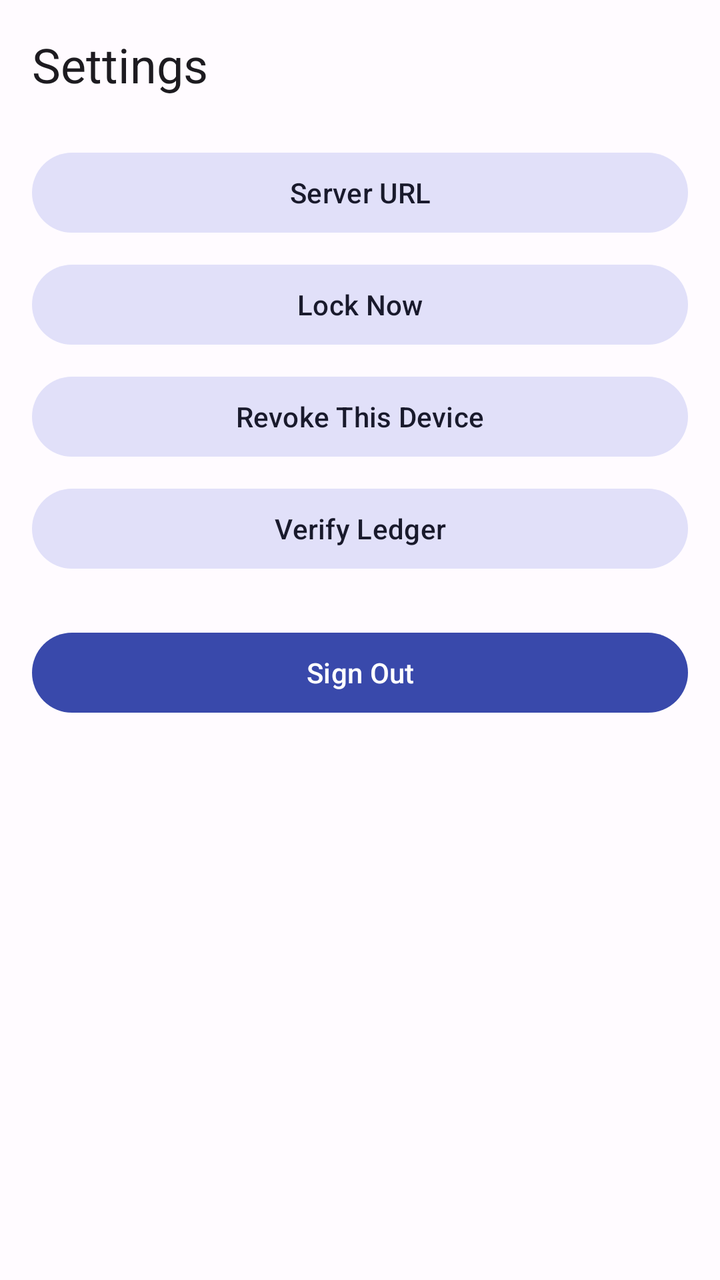
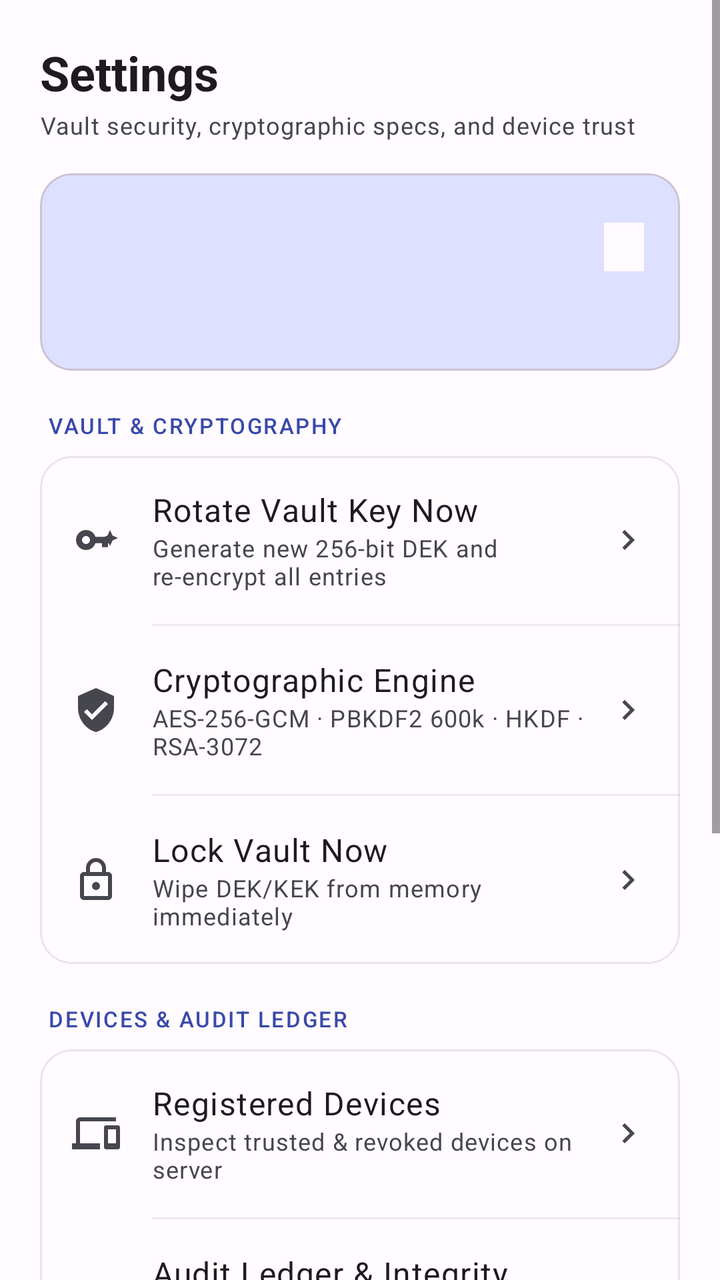

Compare the two renders of this Android layout. The source of the first and the diff that turns it into the second are given below.
<!-- AndroidManifest.xml: application theme Theme.KeyFort -->
<!-- res/layout/fragment_settings.xml -->
<?xml version="1.0" encoding="utf-8"?>
<ScrollView xmlns:android="http://schemas.android.com/apk/res/android"
    android:layout_width="match_parent"
    android:layout_height="match_parent">

    <LinearLayout
        android:layout_width="match_parent"
        android:layout_height="wrap_content"
        android:orientation="vertical"
        android:padding="16dp">

        <com.google.android.material.textview.MaterialTextView
            android:layout_width="wrap_content"
            android:layout_height="wrap_content"
            android:text="@string/tab_settings"
            android:textAppearance="?attr/textAppearanceHeadlineSmall"
            android:layout_marginBottom="24dp" />

        <com.google.android.material.button.MaterialButton
            android:id="@+id/btn_server_url"
            android:layout_width="match_parent"
            android:layout_height="wrap_content"
            android:text="@string/server_url"
            android:layout_marginBottom="8dp"
            style="@style/Widget.Material3.Button.TonalButton" />

        <com.google.android.material.button.MaterialButton
            android:id="@+id/btn_lock_now"
            android:layout_width="match_parent"
            android:layout_height="wrap_content"
            android:text="@string/lock_now"
            android:layout_marginBottom="8dp"
            style="@style/Widget.Material3.Button.TonalButton" />

        <com.google.android.material.button.MaterialButton
            android:id="@+id/btn_revoke_device"
            android:layout_width="match_parent"
            android:layout_height="wrap_content"
            android:text="@string/revoke_device"
            android:layout_marginBottom="8dp"
            style="@style/Widget.Material3.Button.TonalButton" />

        <com.google.android.material.button.MaterialButton
            android:id="@+id/btn_verify_ledger"
            android:layout_width="match_parent"
            android:layout_height="wrap_content"
            android:text="@string/verify_ledger"
            android:layout_marginBottom="8dp"
            style="@style/Widget.Material3.Button.TonalButton" />

        <com.google.android.material.button.MaterialButton
            android:id="@+id/btn_sign_out"
            android:layout_width="match_parent"
            android:layout_height="wrap_content"
            android:text="@string/sign_out"
            android:layout_marginTop="16dp" />

    </LinearLayout>
</ScrollView>
<!-- resources referenced by this layout -->
<resources>
  <string name="lock_now">Lock Now</string>
  <string name="server_url">Server URL</string>
  <string name="verify_ledger">Verify Ledger</string>
  <!-- unchanged entries left out for length: 30 -->
</resources>

<!-- the commit's change to res/layout/fragment_settings.xml (unified diff, before → after) -->
@@ -1,59 +1,519 @@
 <?xml version="1.0" encoding="utf-8"?>
 <ScrollView xmlns:android="http://schemas.android.com/apk/res/android"
+    xmlns:app="http://schemas.android.com/apk/res-auto"
     android:layout_width="match_parent"
-    android:layout_height="match_parent">
+    android:layout_height="match_parent"
+    android:fillViewport="true">
 
     <LinearLayout
         android:layout_width="match_parent"
         android:layout_height="wrap_content"
         android:orientation="vertical"
-        android:padding="16dp">
+        android:padding="20dp"
+        android:paddingBottom="32dp">
 
         <com.google.android.material.textview.MaterialTextView
             android:layout_width="wrap_content"
             android:layout_height="wrap_content"
             android:text="@string/tab_settings"
             android:textAppearance="?attr/textAppearanceHeadlineSmall"
-            android:layout_marginBottom="24dp" />
-
-        <com.google.android.material.button.MaterialButton
-            android:id="@+id/btn_server_url"
+            android:textStyle="bold" />
+
+        <com.google.android.material.textview.MaterialTextView
+            android:layout_width="wrap_content"
+            android:layout_height="wrap_content"
+            android:text="@string/settings_subtitle"
+            android:textAppearance="?attr/textAppearanceBodySmall"
+            android:textColor="?attr/colorOnSurfaceVariant"
+            android:layout_marginTop="2dp"
+            android:layout_marginBottom="16dp" />
+
+        
+        <com.google.android.material.card.MaterialCardView
             android:layout_width="match_parent"
             android:layout_height="wrap_content"
-            android:text="@string/server_url"
-            android:layout_marginBottom="8dp"
-            style="@style/Widget.Material3.Button.TonalButton" />
-
-        <com.google.android.material.button.MaterialButton
-            android:id="@+id/btn_lock_now"
+            android:layout_marginBottom="20dp"
+            app:cardCornerRadius="16dp"
+            app:cardElevation="0dp"
+            app:cardBackgroundColor="?attr/colorPrimaryContainer">
+
+            <LinearLayout
+                android:layout_width="match_parent"
+                android:layout_height="wrap_content"
+                android:orientation="vertical"
+                android:padding="18dp">
+
+                <LinearLayout
+                    android:layout_width="match_parent"
+                    android:layout_height="wrap_content"
+                    android:orientation="horizontal"
+                    android:gravity="center_vertical">
+
+                    <LinearLayout
+                        android:layout_width="0dp"
+                        android:layout_height="wrap_content"
+                        android:layout_weight="1"
+                        android:orientation="vertical">
+
+                        <TextView
+                            android:id="@+id/tv_settings_user"
+                            android:layout_width="wrap_content"
+                            android:layout_height="wrap_content"
+                            android:textAppearance="?attr/textAppearanceTitleMedium"
+                            android:textStyle="bold"
+                            android:textColor="?attr/colorOnPrimaryContainer" />
+
+                        <TextView
+                            android:id="@+id/tv_settings_device"
+                            android:layout_width="wrap_content"
+                            android:layout_height="wrap_content"
+                            android:textAppearance="?attr/textAppearanceBodySmall"
+                            android:fontFamily="monospace"
+                            android:textColor="?attr/colorOnPrimaryContainer"
+                            android:alpha="0.8" />
+                    </LinearLayout>
+
+                    <TextView
+                        android:id="@+id/tv_settings_key_version"
+                        android:layout_width="wrap_content"
+                        android:layout_height="wrap_content"
+                        android:background="?attr/colorSurface"
+                        android:textColor="?attr/colorPrimary"
+                        android:paddingStart="10dp"
+                        android:paddingEnd="10dp"
+                        android:paddingTop="4dp"
+                        android:paddingBottom="4dp"
+                        android:fontFamily="monospace"
+                        android:textStyle="bold"
+                        android:textAppearance="?attr/textAppearanceLabelMedium" />
+                </LinearLayout>
+
+                <TextView
+                    android:id="@+id/tv_settings_bio_status"
+                    android:layout_width="wrap_content"
+                    android:layout_height="wrap_content"
+                    android:layout_marginTop="10dp"
+                    android:textAppearance="?attr/textAppearanceLabelSmall"
+                    android:textColor="?attr/colorOnPrimaryContainer"
+                    android:alpha="0.85" />
+            </LinearLayout>
+        </com.google.android.material.card.MaterialCardView>
+
+        
+        <TextView
+            android:layout_width="wrap_content"
+            android:layout_height="wrap_content"
+            android:text="@string/section_vault_crypto"
+            android:textAppearance="?attr/textAppearanceLabelSmall"
+            android:textColor="?attr/colorPrimary"
+            android:letterSpacing="0.08"
+            android:layout_marginStart="4dp"
+            android:layout_marginBottom="8dp" />
+
+        <com.google.android.material.card.MaterialCardView
             android:layout_width="match_parent"
             android:layout_height="wrap_content"
-            android:text="@string/lock_now"
-            android:layout_marginBottom="8dp"
-            style="@style/Widget.Material3.Button.TonalButton" />
-
-        <com.google.android.material.button.MaterialButton
-            android:id="@+id/btn_revoke_device"
+            android:layout_marginBottom="20dp"
+            app:cardCornerRadius="16dp"
+            app:cardElevation="0dp"
+            app:cardBackgroundColor="?attr/colorSurface"
+            app:strokeWidth="1dp"
+            app:strokeColor="#2A777680">
+
+            <LinearLayout
+                android:layout_width="match_parent"
+                android:layout_height="wrap_content"
+                android:orientation="vertical">
+
+                <LinearLayout
+                    android:id="@+id/row_rotate_key"
+                    android:layout_width="match_parent"
+                    android:layout_height="wrap_content"
+                    android:minHeight="64dp"
+                    android:padding="16dp"
+                    android:orientation="horizontal"
+                    android:gravity="center_vertical"
+                    android:clickable="true"
+                    android:focusable="true"
+                    android:background="?attr/selectableItemBackground">
+
+                    <ImageView
+                        android:layout_width="24dp"
+                        android:layout_height="24dp"
+                        android:layout_marginEnd="16dp"
+                        android:src="@drawable/ic_key_rotate"
+                        android:contentDescription="@string/rotate_key_now" />
+
+                    <LinearLayout
+                        android:layout_width="0dp"
+                        android:layout_height="wrap_content"
+                        android:layout_weight="1"
+                        android:orientation="vertical">
+                        <TextView
+                            android:layout_width="wrap_content"
+                            android:layout_height="wrap_content"
+                            android:text="@string/rotate_key_now"
+                            android:textAppearance="?attr/textAppearanceBodyLarge" />
+                        <TextView
+                            android:layout_width="wrap_content"
+                            android:layout_height="wrap_content"
+                            android:text="@string/rotate_key_subtitle"
+                            android:textAppearance="?attr/textAppearanceBodySmall"
+                            android:textColor="?attr/colorOnSurfaceVariant" />
+                    </LinearLayout>
+
+                    <ImageView
+                        android:layout_width="20dp"
+                        android:layout_height="20dp"
+                        android:src="@drawable/ic_chevron_right"
+                        android:importantForAccessibility="no" />
+                </LinearLayout>
+
+                <View
+                    android:layout_width="match_parent"
+                    android:layout_height="1dp"
+                    android:layout_marginStart="56dp"
+                    android:background="#1F777680" />
+
+                <LinearLayout
+                    android:id="@+id/row_crypto_specs"
+                    android:layout_width="match_parent"
+                    android:layout_height="wrap_content"
+                    android:minHeight="64dp"
+                    android:padding="16dp"
+                    android:orientation="horizontal"
+                    android:gravity="center_vertical"
+                    android:clickable="true"
+                    android:focusable="true"
+                    android:background="?attr/selectableItemBackground">
+
+                    <ImageView
+                        android:layout_width="24dp"
+                        android:layout_height="24dp"
+                        android:layout_marginEnd="16dp"
+                        android:src="@drawable/ic_shield_check"
+                        android:contentDescription="@string/crypto_specs" />
+
+                    <LinearLayout
+                        android:layout_width="0dp"
+                        android:layout_height="wrap_content"
+                        android:layout_weight="1"
+                        android:orientation="vertical">
+                        <TextView
+                            android:layout_width="wrap_content"
+                            android:layout_height="wrap_content"
+                            android:text="@string/crypto_specs"
+                            android:textAppearance="?attr/textAppearanceBodyLarge" />
+                        <TextView
+                            android:layout_width="wrap_content"
+                            android:layout_height="wrap_content"
+                            android:text="@string/crypto_specs_subtitle"
+                            android:textAppearance="?attr/textAppearanceBodySmall"
+                            android:textColor="?attr/colorOnSurfaceVariant" />
+                    </LinearLayout>
+
+                    <ImageView
+                        android:layout_width="20dp"
+                        android:layout_height="20dp"
+                        android:src="@drawable/ic_chevron_right"
+                        android:importantForAccessibility="no" />
+                </LinearLayout>
+
+                <View
+                    android:layout_width="match_parent"
+                    android:layout_height="1dp"
+                    android:layout_marginStart="56dp"
+                    android:background="#1F777680" />
+
+                <LinearLayout
+                    android:id="@+id/btn_lock_now"
+                    android:layout_width="match_parent"
+                    android:layout_height="wrap_content"
+                    android:minHeight="64dp"
+                    android:padding="16dp"
+                    android:orientation="horizontal"
+                    android:gravity="center_vertical"
+                    android:clickable="true"
+                    android:focusable="true"
+                    android:background="?attr/selectableItemBackground">
+
+                    <ImageView
+                        android:layout_width="24dp"
+                        android:layout_height="24dp"
+                        android:layout_marginEnd="16dp"
+                        android:src="@drawable/ic_lock_outline"
+                        android:contentDescription="@string/lock_now" />
+
+                    <LinearLayout
+                        android:layout_width="0dp"
+                        android:layout_height="wrap_content"
+                        android:layout_weight="1"
+                        android:orientation="vertical">
+                        <TextView
+                            android:layout_width="wrap_content"
+                            android:layout_height="wrap_content"
+                            android:text="@string/lock_now"
+                            android:textAppearance="?attr/textAppearanceBodyLarge" />
+                        <TextView
+                            android:layout_width="wrap_content"
+                            android:layout_height="wrap_content"
+                            android:text="@string/lock_now_subtitle"
+                            android:textAppearance="?attr/textAppearanceBodySmall"
+                            android:textColor="?attr/colorOnSurfaceVariant" />
+                    </LinearLayout>
+
+                    <ImageView
+                        android:layout_width="20dp"
+                        android:layout_height="20dp"
+                        android:src="@drawable/ic_chevron_right"
+                        android:importantForAccessibility="no" />
+                </LinearLayout>
+            </LinearLayout>
+        </com.google.android.material.card.MaterialCardView>
+
+        
+        <TextView
+            android:layout_width="wrap_content"
+            android:layout_height="wrap_content"
+            android:text="@string/section_devices_audit"
+            android:textAppearance="?attr/textAppearanceLabelSmall"
+            android:textColor="?attr/colorPrimary"
+            android:letterSpacing="0.08"
+            android:layout_marginStart="4dp"
+            android:layout_marginBottom="8dp" />
+
+        <com.google.android.material.card.MaterialCardView
             android:layout_width="match_parent"
             android:layout_height="wrap_content"
-            android:text="@string/revoke_device"
-            android:layout_marginBottom="8dp"
-            style="@style/Widget.Material3.Button.TonalButton" />
-
-        <com.google.android.material.button.MaterialButton
-            android:id="@+id/btn_verify_ledger"
+            android:layout_marginBottom="20dp"
+            app:cardCornerRadius="16dp"
+            app:cardElevation="0dp"
+            app:cardBackgroundColor="?attr/colorSurface"
+            app:strokeWidth="1dp"
+            app:strokeColor="#2A777680">
+
+            <LinearLayout
+                android:layout_width="match_parent"
+                android:layout_height="wrap_content"
+                android:orientation="vertical">
+
+                <LinearLayout
+                    android:id="@+id/row_connected_devices"
+                    android:layout_width="match_parent"
+                    android:layout_height="wrap_content"
+                    android:minHeight="64dp"
+                    android:padding="16dp"
+                    android:orientation="horizontal"
+                    android:gravity="center_vertical"
+                    android:clickable="true"
+                    android:focusable="true"
+                    android:background="?attr/selectableItemBackground">
+
+                    <ImageView
+                        android:layout_width="24dp"
+                        android:layout_height="24dp"
+                        android:layout_marginEnd="16dp"
+                        android:src="@drawable/ic_devices"
+                        android:contentDescription="@string/connected_devices" />
+
+                    <LinearLayout
+                        android:layout_width="0dp"
+                        android:layout_height="wrap_content"
+                        android:layout_weight="1"
+                        android:orientation="vertical">
+                        <TextView
+                            android:layout_width="wrap_content"
+                            android:layout_height="wrap_content"
+                            android:text="@string/connected_devices"
+                            android:textAppearance="?attr/textAppearanceBodyLarge" />
+                        <TextView
+                            android:layout_width="wrap_content"
+                            android:layout_height="wrap_content"
+                            android:text="@string/connected_devices_subtitle"
+                            android:textAppearance="?attr/textAppearanceBodySmall"
+                            android:textColor="?attr/colorOnSurfaceVariant" />
+                    </LinearLayout>
+
+                    <ImageView
+                        android:layout_width="20dp"
+                        android:layout_height="20dp"
+                        android:src="@drawable/ic_chevron_right"
+                        android:importantForAccessibility="no" />
+                </LinearLayout>
+
+                <View
+                    android:layout_width="match_parent"
+                    android:layout_height="1dp"
+                    android:layout_marginStart="56dp"
+                    android:background="#1F777680" />
+
+                <LinearLayout
+                    android:id="@+id/btn_verify_ledger"
+                    android:layout_width="match_parent"
+                    android:layout_height="wrap_content"
+                    android:minHeight="64dp"
+                    android:padding="16dp"
+                    android:orientation="horizontal"
+                    android:gravity="center_vertical"
+                    android:clickable="true"
+                    android:focusable="true"
+                    android:background="?attr/selectableItemBackground">
+
+                    <ImageView
+                        android:layout_width="24dp"
+                        android:layout_height="24dp"
+                        android:layout_marginEnd="16dp"
+                        android:src="@drawable/ic_history"
+                        android:contentDescription="@string/verify_ledger" />
+
+                    <LinearLayout
+                        android:layout_width="0dp"
+                        android:layout_height="wrap_content"
+                        android:layout_weight="1"
+                        android:orientation="vertical">
+                        <TextView
+                            android:layout_width="wrap_content"
+                            android:layout_height="wrap_content"
+                            android:text="@string/verify_ledger"
+                            android:textAppearance="?attr/textAppearanceBodyLarge" />
+                        <TextView
+                            android:layout_width="wrap_content"
+                            android:layout_height="wrap_content"
+                            android:text="@string/verify_ledger_subtitle"
+                            android:textAppearance="?attr/textAppearanceBodySmall"
+                            android:textColor="?attr/colorOnSurfaceVariant" />
+                    </LinearLayout>
+
+                    <ImageView
+                        android:layout_width="20dp"
+                        android:layout_height="20dp"
+                        android:src="@drawable/ic_chevron_right"
+                        android:importantForAccessibility="no" />
+                </LinearLayout>
+
+                <View
+                    android:layout_width="match_parent"
+                    android:layout_height="1dp"
+                    android:layout_marginStart="56dp"
+                    android:background="#1F777680" />
+
+                <LinearLayout
+                    android:id="@+id/btn_revoke_device"
+                    android:layout_width="match_parent"
+                    android:layout_height="wrap_content"
+                    android:minHeight="64dp"
+                    android:padding="16dp"
+                    android:orientation="horizontal"
+                    android:gravity="center_vertical"
+                    android:clickable="true"
+                    android:focusable="true"
+                    android:background="?attr/selectableItemBackground">
+
+                    <ImageView
+                        android:layout_width="24dp"
+                        android:layout_height="24dp"
+                        android:layout_marginEnd="16dp"
+                        android:src="@drawable/ic_devices"
+                        app:tint="?attr/colorError"
+                        android:contentDescription="@string/revoke_device" />
+
+                    <LinearLayout
+                        android:layout_width="0dp"
+                        android:layout_height="wrap_content"
+                        android:layout_weight="1"
+                        android:orientation="vertical">
+                        <TextView
+                            android:layout_width="wrap_content"
+                            android:layout_height="wrap_content"
+                            android:text="@string/revoke_device"
+                            android:textColor="?attr/colorError"
+                            android:textAppearance="?attr/textAppearanceBodyLarge" />
+                        <TextView
+                            android:layout_width="wrap_content"
+                            android:layout_height="wrap_content"
+                            android:text="@string/revoke_device_subtitle"
+                            android:textAppearance="?attr/textAppearanceBodySmall"
+                            android:textColor="?attr/colorOnSurfaceVariant" />
+                    </LinearLayout>
+                </LinearLayout>
+            </LinearLayout>
+        </com.google.android.material.card.MaterialCardView>
+
+        
+        <TextView
+            android:layout_width="wrap_content"
+            android:layout_height="wrap_content"
+            android:text="@string/section_connection"
+            android:textAppearance="?attr/textAppearanceLabelSmall"
+            android:textColor="?attr/colorPrimary"
+            android:letterSpacing="0.08"
+            android:layout_marginStart="4dp"
+            android:layout_marginBottom="8dp" />
+
+        <com.google.android.material.card.MaterialCardView
             android:layout_width="match_parent"
             android:layout_height="wrap_content"
-            android:text="@string/verify_ledger"
-            android:layout_marginBottom="8dp"
-            style="@style/Widget.Material3.Button.TonalButton" />
+            android:layout_marginBottom="20dp"
+            app:cardCornerRadius="16dp"
+            app:cardElevation="0dp"
+            app:cardBackgroundColor="?attr/colorSurface"
+            app:strokeWidth="1dp"
+            app:strokeColor="#2A777680">
+
+            <LinearLayout
+                android:id="@+id/btn_server_url"
+                android:layout_width="match_parent"
+                android:layout_height="wrap_content"
+                android:minHeight="64dp"
+                android:padding="16dp"
+                android:orientation="horizontal"
+                android:gravity="center_vertical"
+                android:clickable="true"
+                android:focusable="true"
+                android:background="?attr/selectableItemBackground">
+
+                <ImageView
+                    android:layout_width="24dp"
+                    android:layout_height="24dp"
+                    android:layout_marginEnd="16dp"
+                    android:src="@drawable/ic_server"
+                    android:contentDescription="@string/server_url" />
+
+                <LinearLayout
+                    android:layout_width="0dp"
+                    android:layout_height="wrap_content"
+                    android:layout_weight="1"
+                    android:orientation="vertical">
+                    <TextView
+                        android:layout_width="wrap_content"
+                        android:layout_height="wrap_content"
+                        android:text="@string/server_url"
+                        android:textAppearance="?attr/textAppearanceBodyLarge" />
+                    <TextView
+                        android:id="@+id/tv_current_server_url"
+                        android:layout_width="wrap_content"
+                        android:layout_height="wrap_content"
+                        android:fontFamily="monospace"
+                        android:textAppearance="?attr/textAppearanceBodySmall"
+                        android:textColor="?attr/colorOnSurfaceVariant" />
+                </LinearLayout>
+
+                <ImageView
+                    android:layout_width="20dp"
+                    android:layout_height="20dp"
+                    android:src="@drawable/ic_chevron_right"
+                    android:importantForAccessibility="no" />
+            </LinearLayout>
+        </com.google.android.material.card.MaterialCardView>
 
         <com.google.android.material.button.MaterialButton
             android:id="@+id/btn_sign_out"
+            style="@style/Widget.Material3.Button.OutlinedButton"
             android:layout_width="match_parent"
-            android:layout_height="wrap_content"
+            android:layout_height="52dp"
             android:text="@string/sign_out"
-            android:layout_marginTop="16dp" />
+            android:textColor="?attr/colorError"
+            app:strokeColor="?attr/colorError" />
 
     </LinearLayout>
 </ScrollView>
<!-- resource entries referenced after the edit -->
@@ -1,8 +1,98 @@
 <!-- resources referenced by this layout -->
 <resources>
-  <string name="lock_now">Lock Now</string>
-  <string name="server_url">Server URL</string>
-  <string name="verify_ledger">Verify Ledger</string>
+  <!-- drawable ic_chevron_right (drawable) -->
+  <?xml version="1.0" encoding="utf-8"?>
+  <vector xmlns:android="http://schemas.android.com/apk/res/android"
+      android:width="20dp"
+      android:height="20dp"
+      android:viewportWidth="24"
+      android:viewportHeight="24">
+      <path
+          android:fillColor="?attr/colorOnSurfaceVariant"
+          android:pathData="M10,6L8.59,7.41 13.17,12l-4.58,4.59L10,18l6,-6z" />
+  </vector>
+  <!-- drawable ic_devices (drawable) -->
+  <?xml version="1.0" encoding="utf-8"?>
+  <vector xmlns:android="http://schemas.android.com/apk/res/android"
+      android:width="24dp"
+      android:height="24dp"
+      android:viewportWidth="24"
+      android:viewportHeight="24">
+      <path
+          android:fillColor="?attr/colorOnSurfaceVariant"
+          android:pathData="M4,6h18V4H4c-1.1,0 -2,0.9 -2,2v11H0v3h14v-3H4V6zM23,8h-6c-0.55,0 -1,0.45 -1,1v10c0,0.55 0.45,1 1,1h6c0.55,0 1,-0.45 1,-1V9c0,-0.55 -0.45,-1 -1,-1zM22,17h-4v-7h4v7z" />
+  </vector>
+  <!-- drawable ic_history (drawable) -->
+  <?xml version="1.0" encoding="utf-8"?>
+  <vector xmlns:android="http://schemas.android.com/apk/res/android"
+      android:width="24dp"
+      android:height="24dp"
+      android:viewportWidth="24"
+      android:viewportHeight="24">
+      <path
+          android:fillColor="?attr/colorOnSurfaceVariant"
+          android:pathData="M13,3c-4.97,0 -9,4.03 -9,9H1l3.89,3.89 0.07,0.14L9,12H6c0,-3.87 3.13,-7 7,-7s7,3.13 7,7 -3.13,7 -7,7c-1.93,0 -3.68,-0.79 -4.94,-2.06l-1.42,1.42C8.27,19.99 10.51,21 13,21c4.97,0 9,-4.03 9,-9s-4.03,-9 -9,-9zM12,8v5l4.28,2.54 0.72,-1.21 -3.5,-2.08V8H12z" />
+  </vector>
+  <!-- drawable ic_key_rotate (drawable) -->
+  <?xml version="1.0" encoding="utf-8"?>
+  <vector xmlns:android="http://schemas.android.com/apk/res/android"
+      android:width="24dp"
+      android:height="24dp"
+      android:viewportWidth="24"
+      android:viewportHeight="24">
+      <path
+          android:fillColor="?attr/colorOnSurfaceVariant"
+          android:pathData="M19,15l1.25,-2.75L23,11l-2.75,-1.25L19,7l-1.25,2.75L15,11l2.75,1.25L19,15zM7,7c-2.76,0 -5,2.24 -5,5s2.24,5 5,5c2.22,0 4.09,-1.44 4.74,-3.44H15v2h3v-2h1v-3.12h-7.26C11.09,8.44 9.22,7 7,7zM7,14c-1.1,0 -2,-0.9 -2,-2s0.9,-2 2,-2 2,0.9 2,2 -0.9,2 -2,2z" />
+  </vector>
+  <!-- drawable ic_lock_outline (drawable) -->
+  <?xml version="1.0" encoding="utf-8"?>
+  <vector xmlns:android="http://schemas.android.com/apk/res/android"
+      android:width="24dp"
+      android:height="24dp"
+      android:viewportWidth="24"
+      android:viewportHeight="24">
+      <path
+          android:fillColor="?attr/colorOnSurfaceVariant"
+          android:pathData="M18,8h-1V6c0,-2.76 -2.24,-5 -5,-5S7,3.24 7,6v2H6c-1.1,0 -2,0.9 -2,2v10c0,1.1 0.9,2 2,2h12c1.1,0 2,-0.9 2,-2V10c0,-1.1 -0.9,-2 -2,-2zM9,6c0,-1.66 1.34,-3 3,-3s3,1.34 3,3v2H9V6zM18,20H6V10h12v10zM12,17c1.1,0 2,-0.9 2,-2s-0.9,-2 -2,-2 -2,0.9 -2,2 0.9,2 2,2z" />
+  </vector>
+  <!-- drawable ic_server (drawable) -->
+  <?xml version="1.0" encoding="utf-8"?>
+  <vector xmlns:android="http://schemas.android.com/apk/res/android"
+      android:width="24dp"
+      android:height="24dp"
+      android:viewportWidth="24"
+      android:viewportHeight="24">
+      <path
+          android:fillColor="?attr/colorOnSurfaceVariant"
+          android:pathData="M2,20h20v-4H2v4zM4,17h2v2H4v-2zM2,4v4h20V4H2zM6,7H4V5h2v2zM2,14h20v-4H2v4zM4,11h2v2H4v-2z" />
+  </vector>
+  <!-- drawable ic_shield_check (drawable) -->
+  <?xml version="1.0" encoding="utf-8"?>
+  <vector xmlns:android="http://schemas.android.com/apk/res/android"
+      android:width="24dp"
+      android:height="24dp"
+      android:viewportWidth="24"
+      android:viewportHeight="24">
+      <path
+          android:fillColor="?attr/colorOnSurfaceVariant"
+          android:pathData="M12,1L3,5v6c0,5.55 3.84,10.74 9,12 5.16,-1.26 9,-6.45 9,-12V5l-9,-4zM10,17l-4,-4 1.41,-1.41L10,14.17l6.59,-6.59L18,9l-8,8z" />
+  </vector>
+  <string name="connected_devices">Registered Devices</string>
+  <string name="connected_devices_subtitle">Inspect trusted &amp; revoked devices on server</string>
+  <string name="crypto_specs">Cryptographic Engine</string>
+  <string name="crypto_specs_subtitle">AES-256-GCM · PBKDF2 600k · HKDF · RSA-3072</string>
+  <string name="lock_now">Lock Vault Now</string>
+  <string name="lock_now_subtitle">Wipe DEK/KEK from memory immediately</string>
+  <string name="revoke_device_subtitle">Permanently block this device on the server</string>
+  <string name="rotate_key_now">Rotate Vault Key Now</string>
+  <string name="rotate_key_subtitle">Generate new 256-bit DEK and re-encrypt all entries</string>
+  <string name="section_connection">CONNECTION &amp; SESSION</string>
+  <string name="section_devices_audit">DEVICES &amp; AUDIT LEDGER</string>
+  <string name="section_vault_crypto">VAULT &amp; CRYPTOGRAPHY</string>
+  <string name="server_url">Server Endpoint</string>
+  <string name="settings_subtitle">Vault security, cryptographic specs, and device trust</string>
+  <string name="verify_ledger">Audit Ledger &amp; Integrity</string>
+  <string name="verify_ledger_subtitle">Verify SHA-256 hash chain &amp; inspect events</string>
   <!-- unchanged entries left out for length: 30 -->
 </resources>
 
